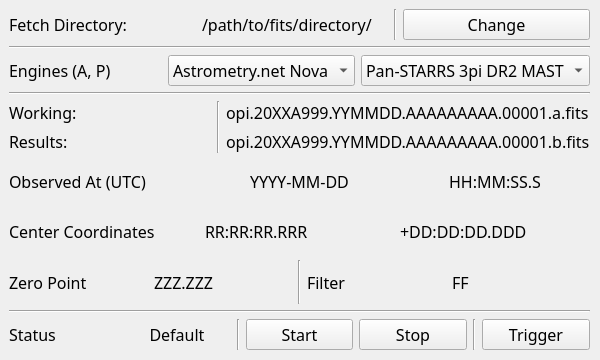
Old version of the form src/opihiexarata/gui/qtui/automatic.ui in the repository psmd-iberutaru/OpihiExarata.
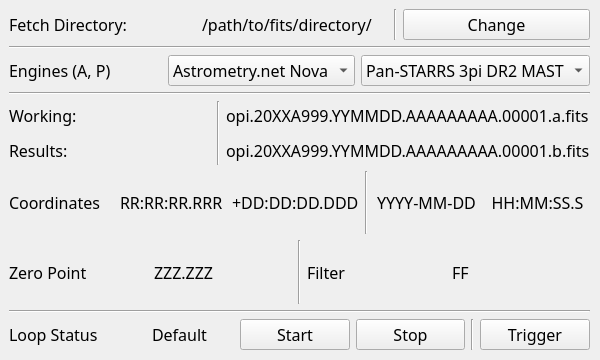
New version of the form.

Commit message: Fixed all known bugs of automatic mode.

The edit to the form file:
```diff
--- a/src/opihiexarata/gui/qtui/automatic.ui
+++ b/src/opihiexarata/gui/qtui/automatic.ui
@@ -167,43 +167,12 @@
        </item>
       </layout>
      </item>
-     <item>
-      <layout class="QHBoxLayout" name="horizontal_layout_date_time">
-       <item>
-        <widget class="QLabel" name="label_static_date_time">
-         <property name="text">
-          <string>Observed At (UTC)</string>
-         </property>
-        </widget>
-       </item>
-       <item>
-        <widget class="QLabel" name="label_dynamic_date">
-         <property name="text">
-          <string>YYYY-MM-DD</string>
-         </property>
-         <property name="alignment">
-          <set>Qt::AlignCenter</set>
-         </property>
-        </widget>
-       </item>
-       <item>
-        <widget class="QLabel" name="label_dynamic_time">
-         <property name="text">
-          <string>HH:MM:SS.S</string>
-         </property>
-         <property name="alignment">
-          <set>Qt::AlignCenter</set>
-         </property>
-        </widget>
-       </item>
-      </layout>
-     </item>
      <item>
       <layout class="QHBoxLayout" name="horizontal_layout_astrometry_results">
        <item>
         <widget class="QLabel" name="label_static_ra_dec">
          <property name="text">
-          <string>Center Coordinates</string>
+          <string>Coordinates</string>
          </property>
         </widget>
        </item>
@@ -221,6 +190,33 @@
          </property>
         </widget>
        </item>
+       <item>
+        <widget class="Line" name="line_9">
+         <property name="orientation">
+          <enum>Qt::Vertical</enum>
+         </property>
+        </widget>
+       </item>
+       <item>
+        <widget class="QLabel" name="label_dynamic_date">
+         <property name="text">
+          <string>YYYY-MM-DD</string>
+         </property>
+         <property name="alignment">
+          <set>Qt::AlignCenter</set>
+         </property>
+        </widget>
+       </item>
+       <item>
+        <widget class="QLabel" name="label_dynamic_time">
+         <property name="text">
+          <string>HH:MM:SS.S</string>
+         </property>
+         <property name="alignment">
+          <set>Qt::AlignCenter</set>
+         </property>
+        </widget>
+       </item>
       </layout>
      </item>
      <item>
@@ -280,7 +276,7 @@
        <item>
         <widget class="QLabel" name="label_static_operational_status">
          <property name="text">
-          <string>Status</string>
+          <string>Loop Status</string>
          </property>
         </widget>
        </item>
@@ -294,13 +290,6 @@
          </property>
         </widget>
        </item>
-       <item>
-        <widget class="Line" name="line_8">
-         <property name="orientation">
-          <enum>Qt::Vertical</enum>
-         </property>
-        </widget>
-       </item>
        <item>
         <widget class="QPushButton" name="push_button_start">
          <property name="text">
```
The commit also changes 8 other files.
